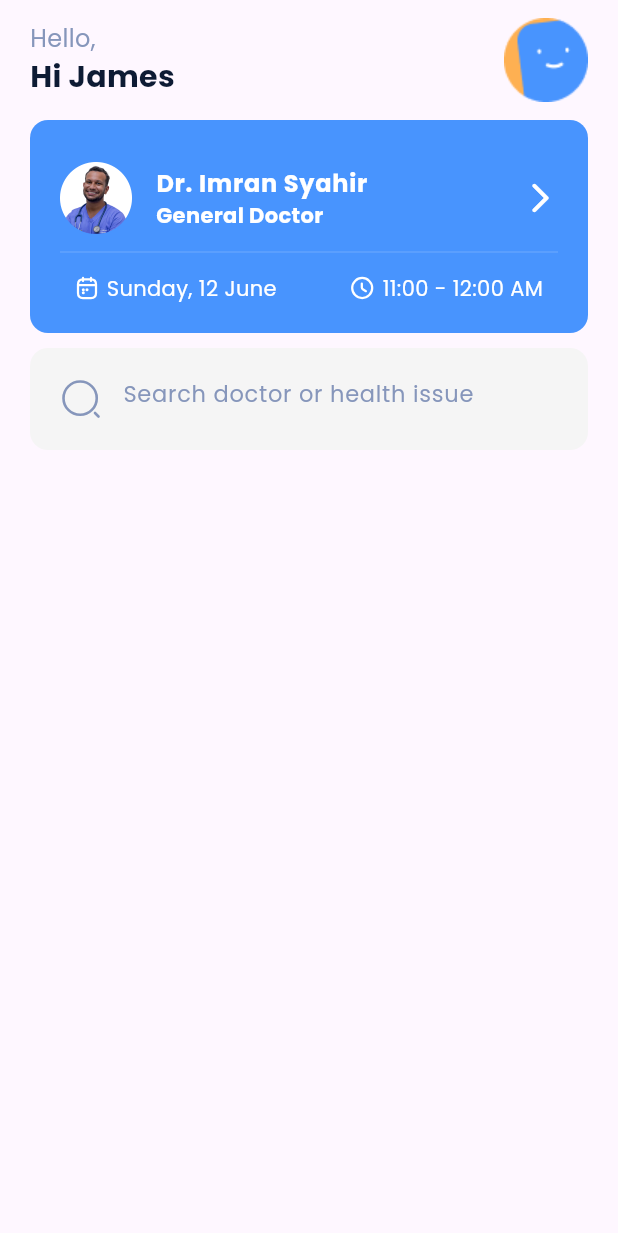
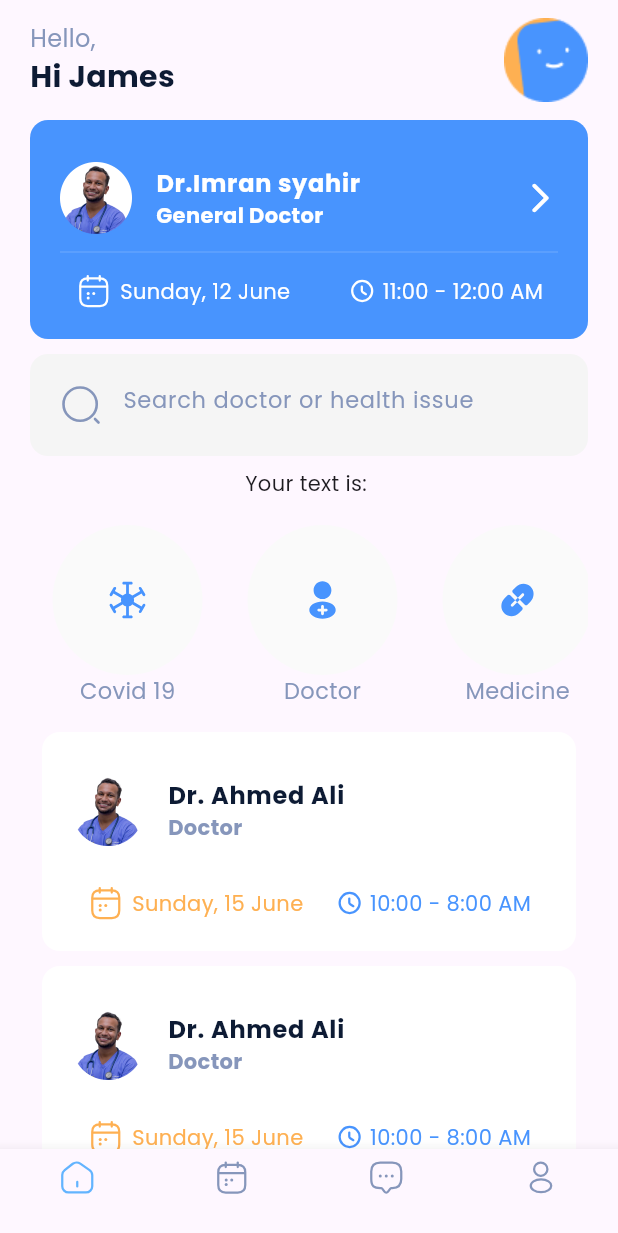
Before and after one commit to salmaayman599/doctor_app, a Flutter app: the screen it shows after launch, on a phone screen of 412 x 824 dp. Shown: the top 1233 px of the screen. Run offline on Flutter 3.47's test engine with Material 3 defaults, Android fonts, the phone set to English and light mode, and no system bars; drawn by our look-alikes of flutter_animate; our stand-ins replace flutter_svg, google_fonts.

```diff
--- a/lib/home.dart
+++ /dev/null
@@ -1,28 +0,0 @@
-import 'package:doctor_app/widget/doctor.dart';
-import 'package:doctor_app/widget/header.dart';
-import 'package:doctor_app/widget/input.dart';
-import 'package:flutter/material.dart';
-
-class HomeView extends StatelessWidget {
-  const HomeView({
-    super.key,
-  });
-
-  @override
-  Widget build(BuildContext context) {
-    return Scaffold(
-      body: SafeArea(
-        child: Padding(
-          padding: const EdgeInsets.only(left: 20, right: 20),
-          child: Column(
-            children: [
-              const HeaderWidget(),
-              const DoctorWidget(),
-              const InputWidget(),
-            ],
-          ),
-        ),
-      ),
-    );
-  }
-}
--- a/lib/main.dart
+++ b/lib/main.dart
@@ -1,4 +1,4 @@
-import 'package:doctor_app/home.dart';
+import 'package:doctor_app/view/bottom_nav_bar_view.dart';
 import 'package:flutter/material.dart';
 import 'package:google_fonts/google_fonts.dart';
 
@@ -13,7 +13,7 @@ class MainApp extends StatelessWidget {
   Widget build(BuildContext context) {
     return MaterialApp(
       // ignore: prefer_const_constructors
-      home: HomeView(),
+      home: BottomNavBarView(),
       debugShowCheckedModeBanner: false,
       theme: ThemeData(textTheme: GoogleFonts.poppinsTextTheme()),
     );
--- /dev/null
+++ b/lib/view/bottom_nav_bar_view.dart
@@ -0,0 +1,54 @@
+import 'package:doctor_app/view/calendar_view.dart';
+import 'package:doctor_app/view/chat_view.dart';
+import 'package:doctor_app/view/home_view.dart';
+import 'package:doctor_app/view/profile_view.dart';
+import 'package:flutter/material.dart';
+import 'package:flutter_svg/flutter_svg.dart';
+
+class BottomNavBarView extends StatefulWidget {
+  const BottomNavBarView({super.key});
+
+  @override
+  State<BottomNavBarView> createState() => _BottomNavBarViewState();
+}
+
+class _BottomNavBarViewState extends State<BottomNavBarView> {
+  List<Widget> widgets = const [HomeView(), CalendarView(), ChatView(), ProfileView()];
+  int index = 0;
+
+  @override
+  Widget build(BuildContext context) {
+    return Scaffold(
+      body: widgets[index],
+      bottomNavigationBar: BottomNavigationBar(
+        currentIndex: index,
+        onTap: (value) {
+          index = value;
+          setState(() {});
+        },
+        type: BottomNavigationBarType.fixed,
+        items: [
+          BottomNavigationBarItem(
+            icon: SvgPicture.asset("assets/svg/home.svg", color: index == 0 ? const Color(0xFF63B4FF) : const Color(0xFF8696BB)),
+            label: "",
+          ),
+          BottomNavigationBarItem(
+            icon: SvgPicture.asset("assets/svg/calendar.svg",
+                color: index == 1 ? const Color(0xFF63B4FF) : const Color(0xFF8696BB)),
+            label: "",
+          ),
+          BottomNavigationBarItem(
+            icon:
+                SvgPicture.asset("assets/svg/message.svg", color: index == 2 ? const Color(0xFF63B4FF) : const Color(0xFF8696BB)),
+            label: "",
+          ),
+          BottomNavigationBarItem(
+            icon:
+                SvgPicture.asset("assets/svg/profile.svg", color: index == 3 ? const Color(0xFF63B4FF) : const Color(0xFF8696BB)),
+            label: "",
+          ),
+        ],
+      ),
+    );
+  }
+}
--- /dev/null
+++ b/lib/view/home_view.dart
@@ -0,0 +1,140 @@
+import 'package:doctor_app/widget/categories.dart';
+import 'package:doctor_app/widget/doctor.dart';
+import 'package:doctor_app/widget/header.dart';
+import 'package:doctor_app/widget/input.dart';
+import 'package:flutter/material.dart';
+import 'package:flutter_animate/flutter_animate.dart';
+import 'package:flutter_svg/flutter_svg.dart';
+
+class HomeView extends StatefulWidget {
+  const HomeView({
+    super.key,
+  });
+
+  @override
+  State<HomeView> createState() => _HomeViewState();
+}
+
+class _HomeViewState extends State<HomeView> {
+  @override
+  Widget build(BuildContext context) {
+    return Scaffold(
+      body: SafeArea(
+        child: Padding(
+          padding: EdgeInsets.only(left: 20, right: 20),
+          child: Column(
+            children: [
+              // Header
+              HeaderWidget(),
+              // Doctor widget
+              DoctorWidget(
+                color: Color(0xFF4894FE),
+                title: "Dr.Imran syahir",
+                subTitle: "General Doctor",
+                time: "11:00 - 12:00 AM",
+                date: "Sunday, 12 June",
+              ),
+              // Search widget
+              InputWidget(),
+              // Grid view
+              GirdContainerWidget(),
+              // List view
+              ListDoctorsWidget(),
+
+              // Buttons
+              // TextButton(onPressed: () {}, child: Text('Text Button')),
+              // ElevatedButton(onPressed: () {}, child: Text('Text Button')),
+              // TextButton(onPressed: () {}, child: Text('Text Button')),
+
+              //Animations
+              // Text(
+              //   "Hello World!",
+              //   style: TextStyle(fontSize: 40),
+              // ).animate(
+              //   onComplete: (controller) {
+              //     print("COMPLETED");
+              //   },
+              // ).rotate()
+            ],
+          ),
+        ).animate().fadeIn(),
+      ),
+      drawer: Drawer(
+        child: Column(
+          children: [
+            DrawerHeader(
+              child: Text('Header'),
+            )
+          ],
+        ),
+      ),
+    );
+  }
+}
+
+class ListDoctorsWidget extends StatelessWidget {
+  const ListDoctorsWidget({
+    super.key,
+  });
+
+  @override
+  Widget build(BuildContext context) {
+    return Expanded(
+      child: ListView.separated(
+        padding: const EdgeInsets.all(8),
+        itemCount: 4,
+        separatorBuilder: (context, index) => const SizedBox(height: 10),
+        itemBuilder: (context, index) {
+          return DoctorWidget(
+            title: "Dr. Ahmed Ali",
+            subTitle: "Doctor",
+            time: "10:00 - 8:00 AM",
+            date: "Sunday, 15 June",
+            titleColor: Color(0xFF0D1B34),
+            subTitleColor: Color(0xFF8696BB),
+            dateColor: Color(0xFFFEB052),
+            timeColor: Color(0xFF4894FE),
+          );
+        },
+      ),
+    );
+  }
+}
+
+class GirdContainerWidget extends StatelessWidget {
+  const GirdContainerWidget({
+    super.key,
+  });
+
+  @override
+  Widget build(BuildContext context) {
+    return Container(
+      margin: const EdgeInsets.only(top: 10),
+      height: 130,
+      child: GridView.count(
+        crossAxisSpacing: 10,
+        mainAxisSpacing: 0,
+        crossAxisCount: 1,
+        scrollDirection: Axis.horizontal,
+        children: <Widget>[
+          const CategoriesWidget(
+            text: "Covid 19",
+            iconPath: "assets/svg/sun.svg",
+          ),
+          const CategoriesWidget(
+            text: "Doctor",
+            iconPath: "assets/svg/profile-add.svg",
+          ),
+          const CategoriesWidget(
+            text: "Medicine",
+            iconPath: "assets/svg/link.svg",
+          ),
+          const CategoriesWidget(
+            text: "Hospital",
+            iconPath: "assets/svg/hospital.svg",
+          ),
+        ],
+      ),
+    );
+  }
+}
--- /dev/null
+++ b/lib/widget/categories.dart
@@ -0,0 +1,25 @@
+import 'package:flutter/material.dart';
+import 'package:flutter_svg/flutter_svg.dart';
+
+class CategoriesWidget extends StatelessWidget {
+  final String text;
+  final String iconPath;
+  const CategoriesWidget({super.key, required this.text, required this.iconPath});
+
+  @override
+  Widget build(BuildContext context) {
+    return Column(
+      children: [
+        CircleAvatar(
+          radius: 50,
+          child: SvgPicture.asset(iconPath, height: 30, width: 30),
+          backgroundColor: Color(0xFFFAFAFA),
+        ),
+        Text(
+          text,
+          style: TextStyle(color: Color(0xFF8696BB), fontSize: 15),
+        )
+      ],
+    );
+  }
+}
--- a/lib/widget/doctor.dart
+++ b/lib/widget/doctor.dart
@@ -1,17 +1,44 @@
+import 'package:doctor_app/view/details_view.dart';
 import 'package:doctor_app/widget/icon_text.dart';
 import 'package:flutter/material.dart';
 
 class DoctorWidget extends StatelessWidget {
+  final Color color;
+  final String title;
+  final String subTitle;
+  final String date;
+
+  final String time;
+  final Color titleColor, subTitleColor, dateColor, timeColor;
+
   const DoctorWidget({
     super.key,
+    this.color = Colors.white,
+    required this.title,
+    required this.subTitle,
+    required this.date,
+    required this.time,
+    this.titleColor = Colors.white,
+    this.subTitleColor = Colors.white,
+    this.dateColor = Colors.white,
+    this.timeColor = Colors.white,
   });
 
   @override
   Widget build(BuildContext context) {
-    return Container(
+    return GestureDetector(
+      onTap: () {
+        // Navigate to doctor details
+        Navigator.of(context).push(
+          MaterialPageRoute(
+            builder: (context) => const DoctorDetailsView(),
+          ),
+        );
+      },
+      child: Container(
         padding: const EdgeInsets.all(20),
         decoration: BoxDecoration(
-        color: const Color(0xFF4894FE),
+          color: color,
           borderRadius: BorderRadius.circular(12),
         ),
         child: Column(
@@ -20,13 +47,13 @@ class DoctorWidget extends StatelessWidget {
               dense: true,
               contentPadding: EdgeInsets.zero,
               leading: Image.asset("assets/images/profile.png"),
-            title: const Text(
-              "Dr. Imran Syahir",
-              style: TextStyle(color: Colors.white, fontSize: 16, fontWeight: FontWeight.bold),
+              title: Text(
+                title,
+                style: TextStyle(color: titleColor, fontSize: 16, fontWeight: FontWeight.bold),
               ),
-            subtitle: const Text(
-              "General Doctor",
-              style: TextStyle(color: Colors.white, fontSize: 14, fontWeight: FontWeight.bold),
+              subtitle: Text(
+                subTitle,
+                style: TextStyle(color: subTitleColor, fontSize: 14, fontWeight: FontWeight.bold),
               ),
               trailing: const Icon(Icons.arrow_forward_ios_rounded, color: Colors.white),
             ),
@@ -34,26 +61,27 @@ class DoctorWidget extends StatelessWidget {
               color: Colors.white.withOpacity(0.14),
               height: 8,
             ),
-          const Padding(
-            padding: EdgeInsets.only(left: 10, right: 10, top: 10),
+            Padding(
+              padding: const EdgeInsets.only(left: 10, right: 10, top: 10),
               child: Row(
                 children: [
                   IconTextWidget(
-                  color: Colors.white,
+                    color: dateColor,
                     iconPath: "assets/svg/calendar.svg",
-                  text: "Sunday, 12 June",
+                    text: date,
                   ),
-                Spacer(),
+                  const Spacer(),
                   IconTextWidget(
-                  color: Colors.white,
+                    color: timeColor,
                     iconPath: "assets/svg/clock.svg",
-                  text: "11:00 - 12:00 AM",
+                    text: time,
                   ),
                 ],
               ),
             )
           ],
         ),
+      ),
     );
   }
 }
--- a/lib/widget/header.dart
+++ b/lib/widget/header.dart
@@ -27,7 +27,11 @@ class HeaderWidget extends StatelessWidget {
             ],
           ),
           const Spacer(),
-          Image.asset("assets/images/account.png"),
+          GestureDetector(
+              onTap: () {
+                Scaffold.of(context).openDrawer();
+              },
+              child: Image.asset("assets/images/account.png")),
         ],
       ),
     );
--- a/lib/widget/input.dart
+++ b/lib/widget/input.dart
@@ -1,18 +1,32 @@
 import 'package:flutter/material.dart';
 import 'package:flutter_svg/flutter_svg.dart';
 
-class InputWidget extends StatelessWidget {
+class InputWidget extends StatefulWidget {
   const InputWidget({
     super.key,
   });
 
   @override
+  State<InputWidget> createState() => _InputWidgetState();
+}
+
+class _InputWidgetState extends State<InputWidget> {
+  String text = '';
+
+  @override
   Widget build(BuildContext context) {
-    return Container(
+    return Column(
+      children: [
+        Container(
           decoration: BoxDecoration(color: Colors.grey.shade100, borderRadius: BorderRadius.circular(12)),
           padding: const EdgeInsets.all(10),
           margin: const EdgeInsets.only(top: 10),
           child: TextFormField(
+            onChanged: (value) {
+              print(value);
+              text = value;
+              setState(() {});
+            },
             decoration: InputDecoration(
                 hintText: "Search doctor or health issue",
                 prefixIcon: Container(
@@ -25,6 +39,12 @@ class InputWidget extends StatelessWidget {
                   color: Color(0xFF8696BB),
                 )),
           ),
+        ),
+        Padding(
+          padding: const EdgeInsets.all(8.0),
+          child: Text("Your text is: $text"),
+        )
+      ],
     );
   }
 }
--- a/pubspec.yaml
+++ b/pubspec.yaml
@@ -12,6 +12,7 @@ dependencies:
 
   flutter_svg: ^2.0.10+1
   google_fonts: ^6.2.1
+  flutter_animate: ^4.5.0
 
 
 dev_dependencies:
```
Also changed, not shown: lib/view/calendar_view.dart (added, +11 -0 lines), lib/view/chat_view.dart (added, +11 -0 lines), lib/view/details_view.dart (added, +107 -0 lines), lib/view/profile_view.dart (added, +11 -0 lines), assets/svg/calendar.svg, assets/svg/home.svg (added), assets/svg/message.svg (added), assets/svg/profile.svg (added). Lines whose indentation alone changed are shown as unchanged.
